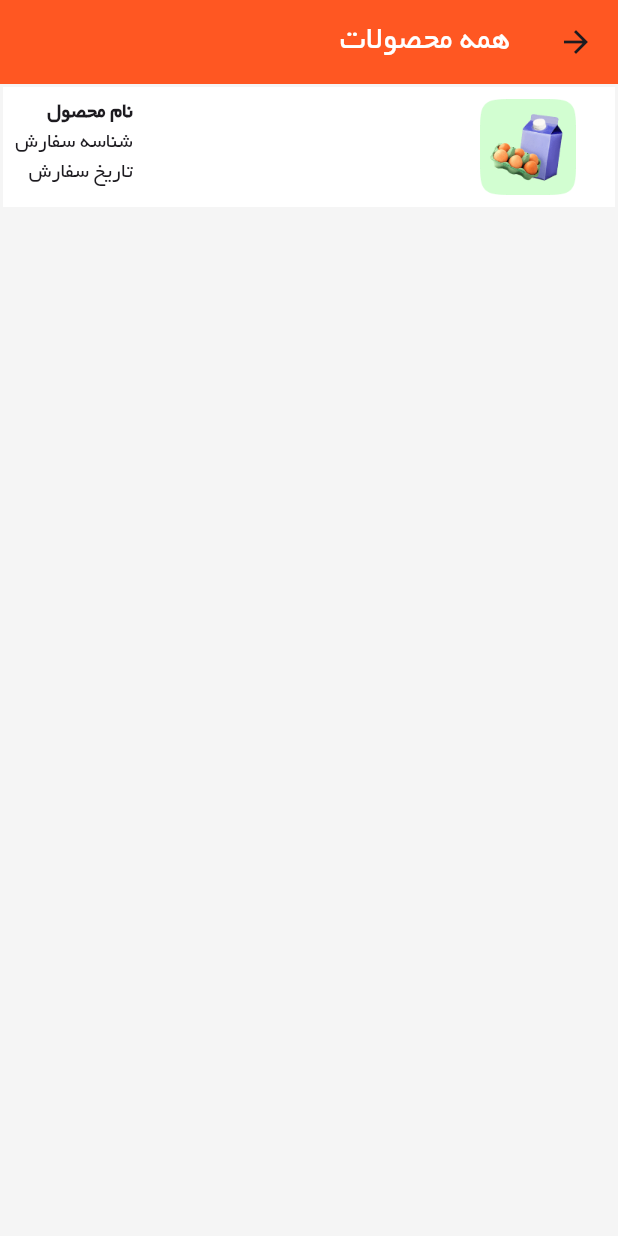
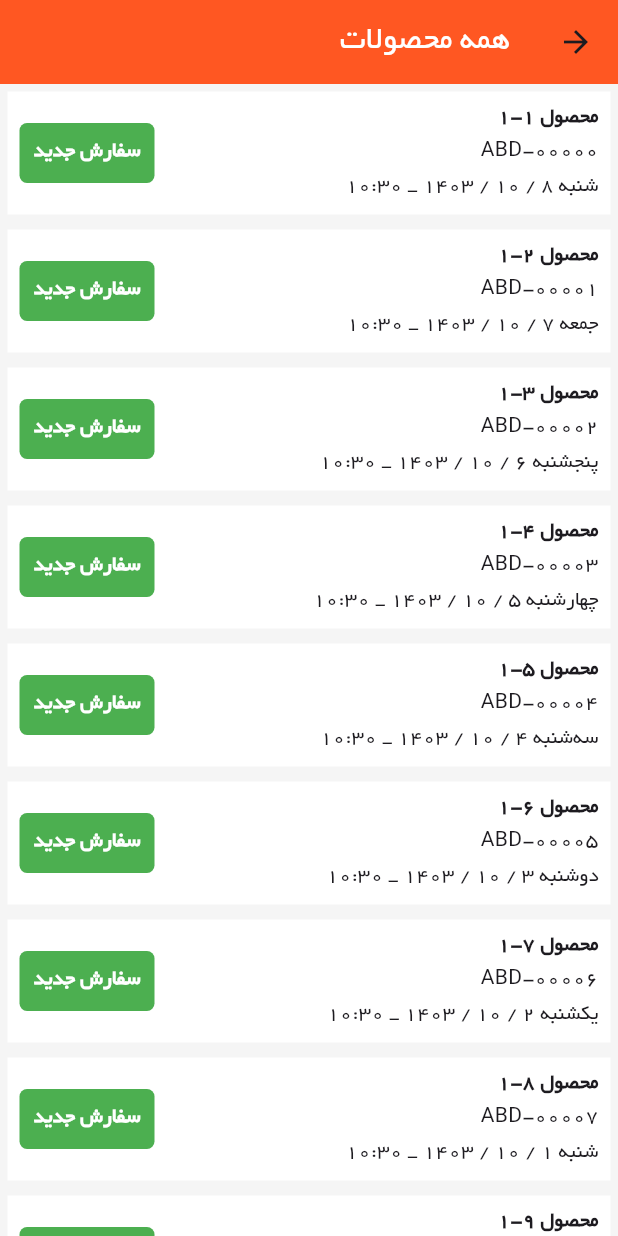
Before and after one commit to Ali3nti/abd_shop, a Flutter app: the AllProductPage screen opened directly, on a phone screen of 412 x 824 dp. Run offline on Flutter 3.47's test engine with Material 3 defaults, Android fonts, the phone set to English and light mode, and no system bars; our stand-ins replace connectivity_plus, dotted_border, flutter_image_compress, flutter_map, flutter_spinkit, hive_flutter and 9 more; accounts and stored records are empty.

Commit message:
change_on_all_product

```diff
--- a/lib/screens/add_Product/components/all_product_page.dart
+++ b/lib/screens/add_Product/components/all_product_page.dart
@@ -1,13 +1,56 @@
+import 'package:abd_shop/models/order_model.dart';
+import 'package:abd_shop/models/product_model.dart';
 import 'package:flutter/material.dart';
+import 'package:intl/intl.dart';
+import 'package:shamsi_date/shamsi_date.dart';
 
 class AllProductPage extends StatefulWidget {
   const AllProductPage({super.key});
 
   @override
-  State<AllProductPage> createState() => _AddProductPageState();
+  State<AllProductPage> createState() => _AllProductPageState();
 }
 
-class _AddProductPageState extends State<AllProductPage> {
+class _AllProductPageState extends State<AllProductPage> {
+  List<Order> orders = List.generate(10, (index) {
+    Order order = Order();
+    order.id = index + 1;
+    order.userId = 1;
+    order.trackingId = 'ABD-0000$index';
+    order.orderDate = DateTime.now().subtract(Duration(days: index));
+    order.products = List.generate(3, (productIndex) {
+      Product product = Product();
+      product.id = productIndex + 1;
+      product.name = 'محصول ${index + 1}-${productIndex + 1}';
+      product.isInStock = productIndex != 1;
+      product.isShipped = index % 2 == 0;
+      return product;
+    });
+    return order;
+  });
+
+  String formatPersianDate(DateTime date) {
+    final gregorianDate = Gregorian(date.year, date.month, date.day);
+    final jalaliDate = Jalali.fromGregorian(gregorianDate);
+    final formattedDate =
+        '${jalaliDate.day} / ${jalaliDate.month} / ${jalaliDate.year}';
+    final formattedDay = DateFormat('EEEE', 'fa_IR').format(date);
+    final formattedTime = DateFormat('HH:mm').format(date);
+    return '$formattedDay $formattedDate _ $formattedTime';
+  }
+
+  String getOrderStatus(Order order) {
+    if (order.products.any((product) => product.isInStock)) {
+      return "سفارش جدید";
+    } else if (order.products.every((product) => !product.isInStock)) {
+      return "اتمام موجودی";
+    } else if (order.products.any((product) => product.isShipped)) {
+      return "ارسال شده";
+    } else {
+      return "وضعیت نامشخص";
+    }
+  }
+
   @override
   Widget build(BuildContext context) {
     return Scaffold(
@@ -21,46 +64,60 @@ class _AddProductPageState extends State<AllProductPage> {
           ),
         ),
       ),
-      body:  Container(
-        margin: const EdgeInsets.all(2),
+      body: ListView.builder(
+        itemCount: orders.length,
+        itemBuilder: (context, index) {
+          Order order = orders[index];
+          return Container(
+            margin: const EdgeInsets.all(5),
             color: Colors.white,
-        height: 80,
             child: Padding(
               padding: const EdgeInsets.all(8),
               child: Row(
                 mainAxisAlignment: MainAxisAlignment.spaceBetween,
                 children: [
-              Container(
-                alignment: Alignment.center,
-                width: 100,
-                height: 100,
-                decoration: const BoxDecoration(
-                  shape: BoxShape.circle,
-                ),
-                child: Image.asset(
-                  "assets/images/p1.png",
-                ),
-              ),
-              Column(
+                  Expanded(
+                    child: Column(
                       crossAxisAlignment: CrossAxisAlignment.start,
                       children: [
                         Text(
-                    "نام محصول",
-                    style: TextStyle(
+                          order.products[0].name,
+                          style: const TextStyle(
                             fontWeight: FontWeight.bold,
                           ),
                         ),
                         Text(
-                    "شناسه سفارش",
+                          order.trackingId,
                         ),
                         Text(
-                    "تاریخ سفارش",
+                          formatPersianDate(
+                            order.orderDate,
                           ),
-                ],
                         ),
                       ],
                     ),
                   ),
+                  Container(
+                    alignment: Alignment.center,
+                    width: 90,
+                    height: 40,
+                    decoration: BoxDecoration(
+                      borderRadius: BorderRadius.circular(5),
+                      color: Colors.green,
+                    ),
+                    child: Text(
+                      getOrderStatus(order),
+                      style: const TextStyle(
+                        color: Colors.white,
+                        fontWeight: FontWeight.bold,
+                      ),
+                    ),
+                  ),
+                ],
+              ),
+            ),
+          );
+        },
       ),
     );
   }
```
Lines whose indentation alone changed are shown as unchanged.
